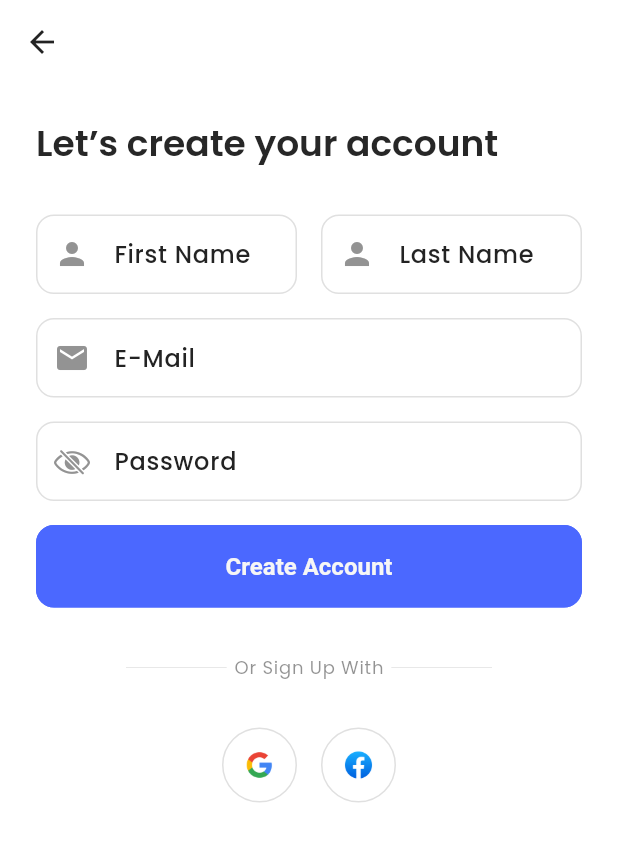
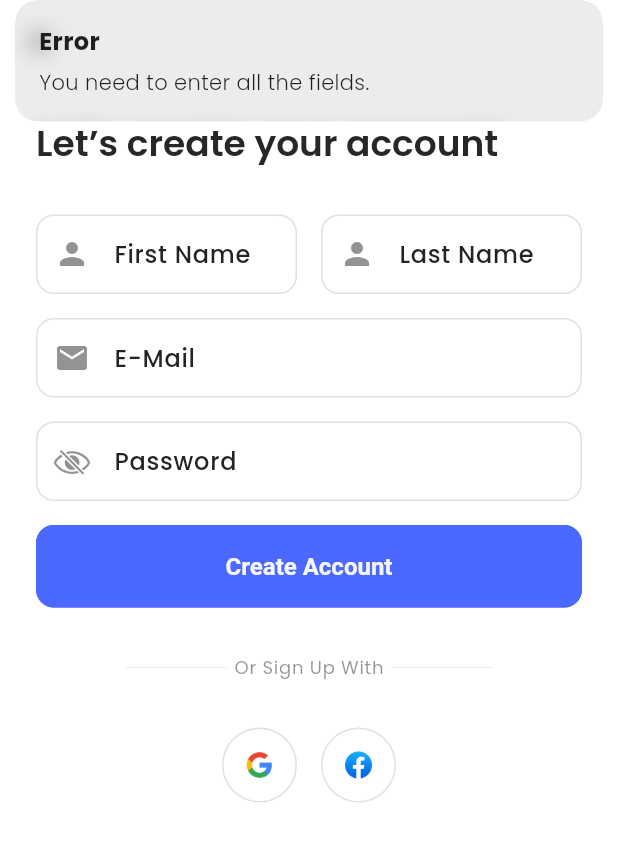
Before and after one commit to CelPat/ProjektZespolowyPCZ, a Flutter app: the SignUpScreen screen opened directly, after a tap on "Create Account", on a phone screen of 412 x 824 dp. Shown: the top 842 px of the screen. Run offline on Flutter 3.47's test engine with Material 3 defaults, Android fonts, the phone set to English and light mode, and no system bars; our stand-ins replace connectivity_plus, firebase_storage, get, get_storage, iconsax, logger and 2 more; accounts and stored records are empty.

Commit message:
Create verify email page. Create signup_controller to check input fields. Add validation to signup form and Get.snackbar popups

```diff
--- /dev/null
+++ b/lib/features/authentication/controllers/signup_controller.dart
@@ -0,0 +1,44 @@
+import 'package:flutter/material.dart';
+import 'package:get/get.dart';
+import 'package:projekt_zespolowy_pcz/utils/validators/validation.dart';
+
+class SignupController extends GetxController {
+  var firstNameController = TextEditingController();
+  var lastNameController = TextEditingController();
+  var emailController = TextEditingController();
+  var passwordController = TextEditingController();
+
+  bool validateFields() {
+    String? emailError =
+        ZenValidator.validateEmail(emailController.text.trim());
+    if (emailError != null) {
+      Get.snackbar('Validation Error', emailError,
+          snackPosition: SnackPosition.TOP);
+      return false;
+    }
+
+    String? passwordError =
+        ZenValidator.validatePassword(passwordController.text.trim());
+    if (passwordError != null) {
+      Get.snackbar('Validation Error', passwordError,
+          snackPosition: SnackPosition.TOP);
+      return false;
+    }
+
+    if (firstNameController.text.trim().isEmpty ||
+        lastNameController.text.trim().isEmpty) {
+      return false;
+    }
+    return true;
+  }
+
+  // Dispose controllers
+  @override
+  void onClose() {
+    firstNameController.dispose();
+    lastNameController.dispose();
+    emailController.dispose();
+    passwordController.dispose();
+    super.onClose();
+  }
+}
--- a/lib/features/authentication/screens/signup/signup.dart
+++ b/lib/features/authentication/screens/signup/signup.dart
@@ -25,7 +25,7 @@ class SignUpScreen extends StatelessWidget {
               const SizedBox(height: ZenSizes.spaceBetweenSections),
 
               //Form
-              const SignupForm(),
+              SignupForm(),
 
               const SizedBox(height: ZenSizes.spaceBetweenSections),
 
@@ -36,6 +36,8 @@ class SignUpScreen extends StatelessWidget {
 
               //Social buttons
               const ZenSocialButtons(),
+
+              const SizedBox(height: ZenSizes.spaceBetweenSections),
             ],
           ),
         ),
--- a/lib/features/authentication/screens/signup/widgets/signup_form.dart
+++ b/lib/features/authentication/screens/signup/widgets/signup_form.dart
@@ -1,10 +1,14 @@
 import 'package:flutter/cupertino.dart';
 import 'package:flutter/material.dart';
+import 'package:get/get.dart';
+import 'package:projekt_zespolowy_pcz/features/authentication/controllers/signup_controller.dart';
+import 'package:projekt_zespolowy_pcz/features/authentication/screens/signup/verify_email.dart';
 import 'package:projekt_zespolowy_pcz/utils/constants/sizes.dart';
 import 'package:projekt_zespolowy_pcz/utils/constants/text_strings.dart';
 
 class SignupForm extends StatelessWidget {
-  const SignupForm({super.key});
+  final SignupController controller = Get.put(SignupController());
+  SignupForm({super.key});
 
   @override
   Widget build(BuildContext context) {
@@ -16,6 +20,7 @@ class SignupForm extends StatelessWidget {
               Expanded(
                 flex: 2,
                 child: TextFormField(
+                  controller: controller.firstNameController,
                   expands: false,
                   decoration: const InputDecoration(
                       labelText: ZenTexts.firstName,
@@ -28,6 +33,7 @@ class SignupForm extends StatelessWidget {
               Expanded(
                 flex: 2,
                 child: TextFormField(
+                  controller: controller.lastNameController,
                   expands: false,
                   decoration: const InputDecoration(
                       labelText: ZenTexts.lastName,
@@ -42,6 +48,7 @@ class SignupForm extends StatelessWidget {
 
           //Email
           TextFormField(
+            controller: controller.emailController,
             expands: false,
             decoration: const InputDecoration(
                 labelText: ZenTexts.email, prefixIcon: Icon(Icons.email)),
@@ -53,6 +60,7 @@ class SignupForm extends StatelessWidget {
 
           //Password
           TextFormField(
+            controller: controller.passwordController,
             expands: false,
             decoration: const InputDecoration(
                 labelText: ZenTexts.password,
@@ -65,11 +73,21 @@ class SignupForm extends StatelessWidget {
 
           //Sign up Button
 
-          //TODO: Implement OnPressed to go to verify email page
           SizedBox(
             width: double.infinity,
             child: ElevatedButton(
-                onPressed: () {}, child: const Text(ZenTexts.createAccount)),
+                onPressed: () {
+                  if (controller.validateFields()) {
+                    Get.to(() => const VerifyEmailScreen());
+                  } else {
+                    Get.snackbar(
+                      "Error",
+                      "You need to enter all the fields.",
+                      snackPosition: SnackPosition.TOP,
+                    );
+                  }
+                },
+                child: const Text(ZenTexts.createAccount)),
           )
         ],
       ),
--- a/lib/utils/constants/image_strings.dart
+++ b/lib/utils/constants/image_strings.dart
@@ -10,18 +10,8 @@ class ZenImages {
   static const String facebook = "assets/logos/facebook-icon.png";
 
   // -- Animations
-  static const String productsIllustration =
-      "assets/images/animations/sammy-line-workout.gif";
-  static const String productsSaleIllustration =
-      "assets/images/animations/sammy-line-sale.png";
-  static const String staticSuccessIllustration =
-      "assets/images/animations/sammy-line-success.png";
-  static const String deliveredInPlaneIllustration =
-      "assets/images/animations/sammy-line-come-back-later.png";
-  static const String deliveredEmailIllustration =
-      "assets/images/animations/sammy-line-man-receives-a-mail.png";
-  static const String verifyIllustration =
-      "assets/images/animations/sammy-line-travel-backpack-with-passport-and-air-ticket.gif";
+  static const String newEmailMessage =
+      "assets/images/animations/new_email_msg.gif";
 
   // -- OnBoarding Texts
   static const String onboarding1 =
@@ -30,18 +20,4 @@ class ZenImages {
       "assets/images/on_boarding_images/brain-2.png";
   static const String onboarding3 =
       "assets/images/on_boarding_images/brain-4.png";
-
-  // -- Payment Methods
-  static const String applePay = "assets/icons/payment_methods/apple-pay.png";
-  static const String googlePay = "assets/icons/payment_methods/google-pay.png";
-  static const String creditCard =
-      "assets/icons/payment_methods/credit-card.png";
-  static const String masterCard =
-      "assets/icons/payment_methods/master-card.png";
-  static const String paypal = "assets/icons/payment_methods/paypal.png";
-  static const String visa = "assets/icons/payment_methods/visa.png";
-  static const String paystack = "assets/icons/payment_methods/paystack.png";
-  static const String paytm = "assets/icons/payment_methods/paytm.png";
-  static const String successfulPaymentIcon =
-      "assets/icons/payment_methods/successful_payment_icon.png";
 }
```
Also changed, not shown: lib/features/authentication/screens/signup/verify_email.dart (+54 -0 lines), lib/utils/validators/validation.dart (+3 -5 lines), assets/images/animations/new_email_msg.gif (added).
